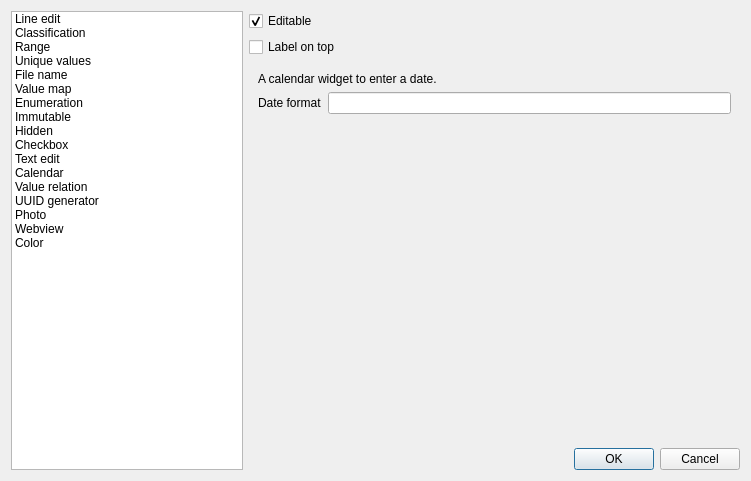
Qt form src/ui/qgsattributetypeedit.ui (qgis/QGIS) before a commit.
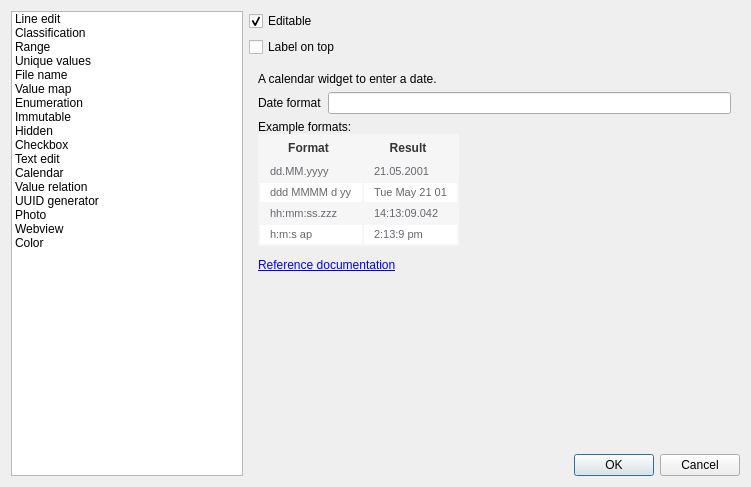
The same form after that commit. The open tabs and pages were chosen to show the change.

Commit message: Add documentation for date format in editor widget configuration

```diff
--- a/src/ui/qgsattributetypeedit.ui
+++ b/src/ui/qgsattributetypeedit.ui
@@ -7,7 +7,7 @@
     <x>0</x>
     <y>0</y>
     <width>751</width>
-    <height>481</height>
+    <height>487</height>
    </rect>
   </property>
   <property name="windowTitle">
@@ -614,19 +614,6 @@
      </widget>
      <widget class="QWidget" name="calendarPage">
       <layout class="QGridLayout" name="gridLayout_5">
-       <item row="3" column="1">
-        <spacer name="verticalSpacer_9">
-         <property name="orientation">
-          <enum>Qt::Vertical</enum>
-         </property>
-         <property name="sizeHint" stdset="0">
-          <size>
-           <width>20</width>
-           <height>303</height>
-          </size>
-         </property>
-        </spacer>
-       </item>
        <item row="2" column="0">
         <widget class="QLabel" name="label_10">
          <property name="text">
@@ -644,6 +631,29 @@
        <item row="2" column="1">
         <widget class="QLineEdit" name="leDateFormat"/>
        </item>
+       <item row="3" column="0" colspan="2">
+        <widget class="QLabel" name="label_11">
+         <property name="text">
+          <string>&lt;html&gt;&lt;head/&gt;&lt;body&gt;&lt;p&gt;Example formats:&lt;/p&gt;&lt;table border=&quot;0&quot; style=&quot; margin-top:0px; margin-bottom:0px; margin-left:0px; margin-right:0px;&quot; cellspacing=&quot;2&quot; cellpadding=&quot;0&quot; bgcolor=&quot;#f6f6f6&quot;&gt;&lt;thead&gt;&lt;tr&gt;&lt;td style=&quot; vertical-align:top; padding-left:10; padding-right:15; padding-top:5; padding-bottom:5;&quot;&gt;&lt;p align=&quot;center&quot;&gt;&lt;span style=&quot; font-family:'Open Sans,sans-serif'; font-size:12px; font-weight:600; color:#363534;&quot;&gt;Format&lt;/span&gt;&lt;/p&gt;&lt;/td&gt;&lt;td style=&quot; vertical-align:top; padding-left:10; padding-right:15; padding-top:5; padding-bottom:5;&quot;&gt;&lt;p align=&quot;center&quot;&gt;&lt;span style=&quot; font-family:'Open Sans,sans-serif'; font-size:12px; font-weight:600; color:#363534;&quot;&gt;Result&lt;/span&gt;&lt;/p&gt;&lt;/td&gt;&lt;/tr&gt;&lt;/thead&gt;&lt;tr&gt;&lt;td bgcolor=&quot;#f6f6f6&quot; style=&quot; vertical-align:top; padding-left:10; padding-right:10; padding-top:3; padding-bottom:3;&quot;&gt;&lt;p&gt;&lt;span style=&quot; font-family:'Open Sans,sans-serif'; font-size:11px; color:#66666e; background-color:#f6f6f6;&quot;&gt;dd.MM.yyyy&lt;/span&gt;&lt;/p&gt;&lt;/td&gt;&lt;td bgcolor=&quot;#f6f6f6&quot; style=&quot; vertical-align:top; padding-left:10; padding-right:10; padding-top:3; padding-bottom:3;&quot;&gt;&lt;p&gt;&lt;span style=&quot; font-family:'Open Sans,sans-serif'; font-size:11px; color:#66666e; background-color:#f6f6f6;&quot;&gt;21.05.2001&lt;/span&gt;&lt;/p&gt;&lt;/td&gt;&lt;/tr&gt;&lt;tr&gt;&lt;td bgcolor=&quot;#ffffff&quot; style=&quot; vertical-align:top; padding-left:10; padding-right:10; padding-top:3; padding-bottom:3;&quot;&gt;&lt;p&gt;&lt;span style=&quot; font-family:'Open Sans,sans-serif'; font-size:11px; color:#66666e; background-color:#ffffff;&quot;&gt;ddd MMMM d yy&lt;/span&gt;&lt;/p&gt;&lt;/td&gt;&lt;td bgcolor=&quot;#ffffff&quot; style=&quot; vertical-align:top; padding-left:10; padding-right:10; padding-top:3; padding-bottom:3;&quot;&gt;&lt;p&gt;&lt;span style=&quot; font-family:'Open Sans,sans-serif'; font-size:11px; color:#66666e; background-color:#ffffff;&quot;&gt;Tue May 21 01&lt;/span&gt;&lt;/p&gt;&lt;/td&gt;&lt;/tr&gt;&lt;tr&gt;&lt;td bgcolor=&quot;#f6f6f6&quot; style=&quot; vertical-align:top; padding-left:10; padding-right:10; padding-top:3; padding-bottom:3;&quot;&gt;&lt;p&gt;&lt;span style=&quot; font-family:'Open Sans,sans-serif'; font-size:11px; color:#66666e; background-color:#f6f6f6;&quot;&gt;hh:mm:ss.zzz&lt;/span&gt;&lt;/p&gt;&lt;/td&gt;&lt;td bgcolor=&quot;#f6f6f6&quot; style=&quot; vertical-align:top; padding-left:10; padding-right:10; padding-top:3; padding-bottom:3;&quot;&gt;&lt;p&gt;&lt;span style=&quot; font-family:'Open Sans,sans-serif'; font-size:11px; color:#66666e; background-color:#f6f6f6;&quot;&gt;14:13:09.042&lt;/span&gt;&lt;/p&gt;&lt;/td&gt;&lt;/tr&gt;&lt;tr&gt;&lt;td bgcolor=&quot;#ffffff&quot; style=&quot; vertical-align:top; padding-left:10; padding-right:10; padding-top:3; padding-bottom:3;&quot;&gt;&lt;p&gt;&lt;span style=&quot; font-family:'Open Sans,sans-serif'; font-size:11px; color:#66666e; background-color:#ffffff;&quot;&gt;h:m:s ap&lt;/span&gt;&lt;/p&gt;&lt;/td&gt;&lt;td bgcolor=&quot;#ffffff&quot; style=&quot; vertical-align:top; padding-left:10; padding-right:10; padding-top:3; padding-bottom:3;&quot;&gt;&lt;p&gt;&lt;span style=&quot; font-family:'Open Sans,sans-serif'; font-size:11px; color:#66666e; background-color:#ffffff;&quot;&gt;2:13:9 pm&lt;/span&gt;&lt;/p&gt;&lt;/td&gt;&lt;/tr&gt;&lt;/table&gt;&lt;p&gt;&lt;a href=&quot;http://qt-project.org/doc/qt-5.0/qtcore/qdatetime.html#toString&quot;&gt;&lt;span style=&quot; text-decoration: underline; color:#0000ff;&quot;&gt;Reference documentation&lt;/span&gt;&lt;/a&gt;&lt;/p&gt;&lt;/body&gt;&lt;/html&gt;</string>
+         </property>
+         <property name="openExternalLinks">
+          <bool>true</bool>
+         </property>
+        </widget>
+       </item>
+       <item row="4" column="0">
+        <spacer name="verticalSpacer_9">
+         <property name="orientation">
+          <enum>Qt::Vertical</enum>
+         </property>
+         <property name="sizeHint" stdset="0">
+          <size>
+           <width>20</width>
+           <height>40</height>
+          </size>
+         </property>
+        </spacer>
+       </item>
       </layout>
      </widget>
      <widget class="QWidget" name="valueRelationPage">
```
Left out of the diff: 38 changed lines with no effect on the pictures.
